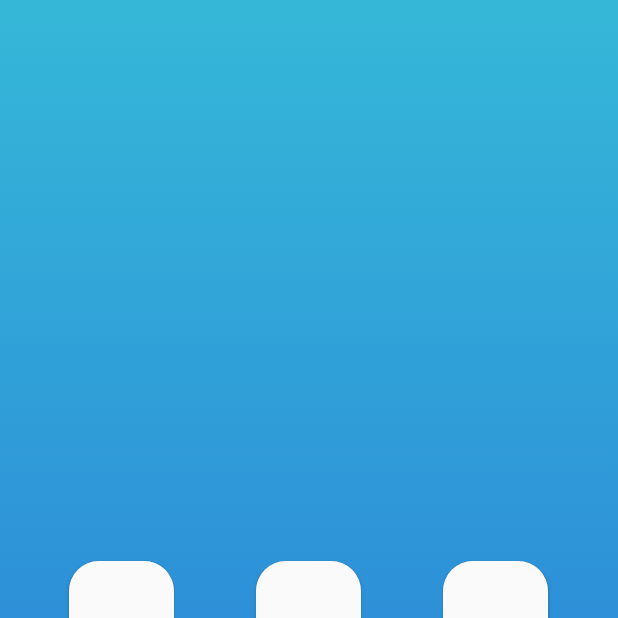
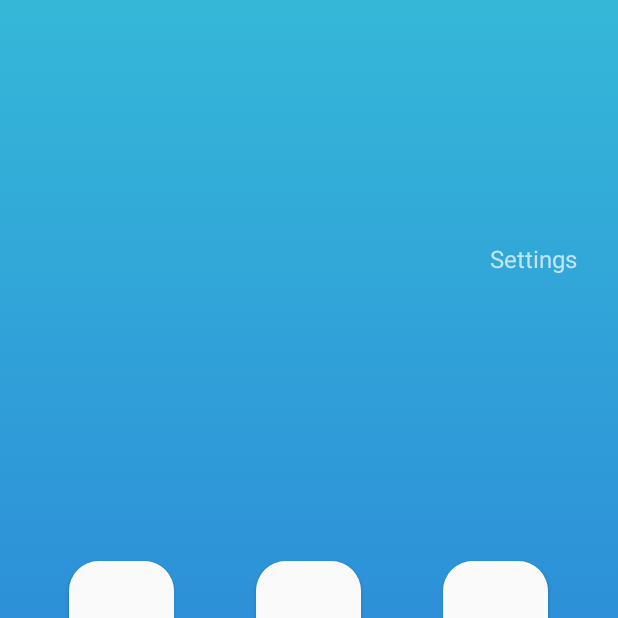
Before and after one commit to ninopenttinen/-le-Hyv-, an Android app: the screen it shows after launch (MainActivity), on a phone screen of 412 x 824 dp, the top half of it. Run offline under Robolectric (Android 15) with nearby library versions, the phone set to English and light mode, and no system bars.

Commit message:
Settings onclick added to mainAct

```diff
--- a/app/src/main/java/com/example/ole/MainActivity.java
+++ b/app/src/main/java/com/example/ole/MainActivity.java
@@ -59,4 +59,9 @@ public class MainActivity extends AppCompatActivity {
         Intent intent = new Intent(this, SecondActivity.class);
         startActivity(intent);
     }
+
+    public void settingsOnClick(View view){
+        Intent intent = new Intent(this, SettingsActivity.class);
+        startActivity(intent);
+    }
 }
--- a/app/src/main/res/layout/activity_main.xml
+++ b/app/src/main/res/layout/activity_main.xml
@@ -18,4 +18,18 @@
         app:layout_constraintEnd_toEndOf="parent"
         app:layout_constraintStart_toStartOf="parent" />
 
+    <TextView
+        android:id="@+id/settingsTextView"
+        android:layout_width="105dp"
+        android:layout_height="30dp"
+        android:layout_marginTop="24dp"
+        android:layout_marginEnd="4dp"
+        android:onClick="settingsOnClick"
+        android:text="Settings"
+        android:textAlignment="center"
+        android:textSize="16sp"
+        app:layout_constraintBottom_toTopOf="@+id/gridView"
+        app:layout_constraintEnd_toEndOf="parent"
+        app:layout_constraintTop_toTopOf="parent" />
+
 </androidx.constraintlayout.widget.ConstraintLayout>
```
Also changed, not shown: app/src/main/res/layout/activity_settings.xml (+13 -1 lines).
